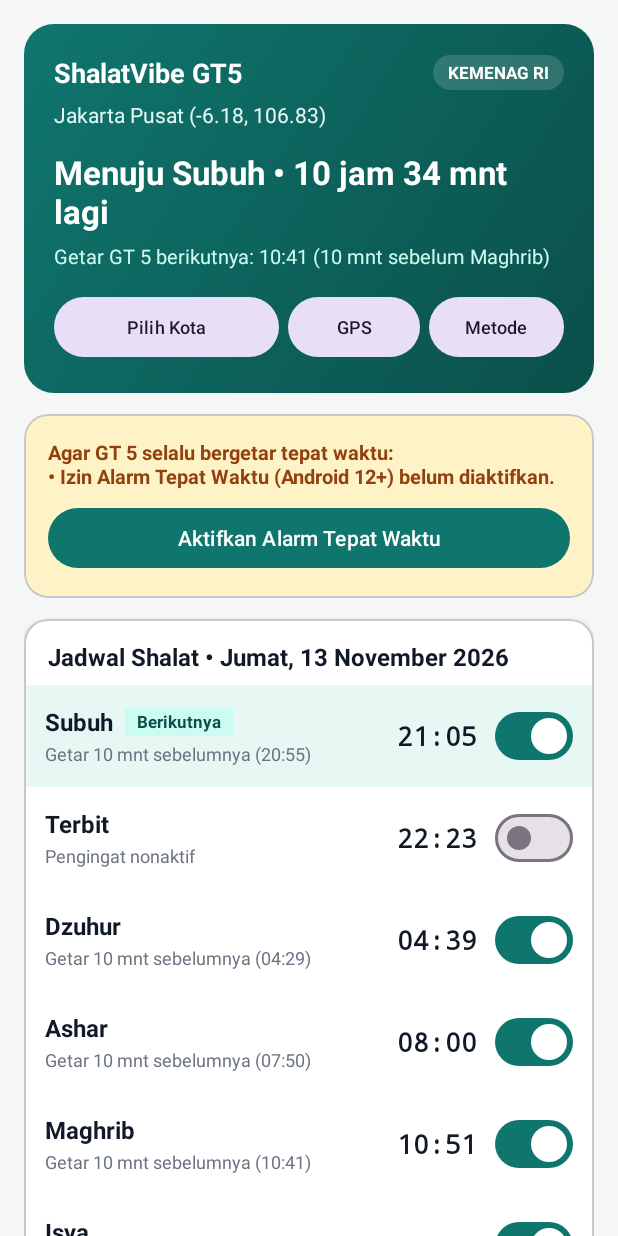
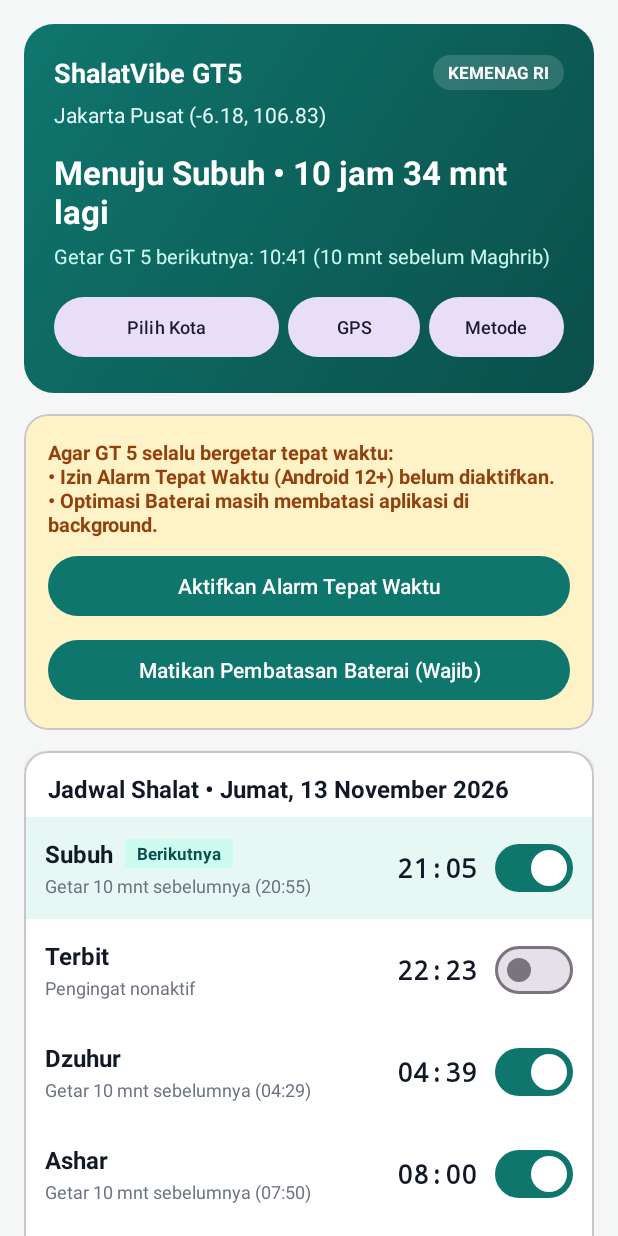
Before and after one commit to jodijhouranda/shalatvibe-gt5, an Android app: the screen it shows after launch (MainActivity), on a phone screen of 412 x 824 dp. Run offline under Robolectric (Android 15) with nearby library versions, the phone set to English and light mode, and no system bars.

Commit message:
Fix background alarm reliability: use AlarmClock, WakeLock, USE_EXACT_ALARM, and direct battery whitelist

```diff
--- a/app/src/main/AndroidManifest.xml
+++ b/app/src/main/AndroidManifest.xml
@@ -7,8 +7,12 @@
     <!-- Getar lokal di HP & channel notifikasi -->
     <uses-permission android:name="android.permission.VIBRATE" />
 
-    <!-- Alarm tepat waktu (Android 12+) -->
+    <!-- Alarm tepat waktu (Android 12+) dan otomatis untuk sideload (Android 13+) -->
     <uses-permission android:name="android.permission.SCHEDULE_EXACT_ALARM" />
+    <uses-permission android:name="android.permission.USE_EXACT_ALARM" />
+
+    <!-- Izin meminta pengecualian optimasi baterai langsung 1 ketuk -->
+    <uses-permission android:name="android.permission.REQUEST_IGNORE_BATTERY_OPTIMIZATIONS" />
 
     <!-- Menjaga jadwal tetap aktif setelah HP restart -->
     <uses-permission android:name="android.permission.RECEIVE_BOOT_COMPLETED" />
--- a/app/src/main/java/com/jadwalshalat/gt5/MainActivity.java
+++ b/app/src/main/java/com/jadwalshalat/gt5/MainActivity.java
@@ -104,6 +104,7 @@ public class MainActivity extends AppCompatActivity {
     protected void onResume() {
         super.onResume();
         refreshPermissionBanner();
+        AlarmScheduler.scheduleNext(this);
         refreshDashboard();
         countdownHandler.removeCallbacks(countdownTicker);
         countdownHandler.postDelayed(countdownTicker, 30_000L);
@@ -127,7 +128,8 @@ public class MainActivity extends AppCompatActivity {
         });
 
         binding.btnGrantExactAlarm.setOnClickListener(v -> openExactAlarmSettings());
-        binding.btnBatterySettings.setOnClickListener(v -> openBatterySettings());
+        binding.btnGrantBattery.setOnClickListener(v -> requestIgnoreBatteryOptimization());
+        binding.btnBatterySettings.setOnClickListener(v -> requestIgnoreBatteryOptimization());
 
         binding.btnTestNow.setOnClickListener(v -> {
             if (!NotificationHelper.hasNotificationPermission(this)) {
@@ -180,6 +182,12 @@ public class MainActivity extends AppCompatActivity {
             prefs.setUseIhtiyat(isChecked);
             rescheduleAndNotifyStatus();
         });
+
+        binding.switchAlarmClockMode.setOnCheckedChangeListener((buttonView, isChecked) -> {
+            if (isBindingUi) return;
+            prefs.setUseAlarmClockMode(isChecked);
+            rescheduleAndNotifyStatus();
+        });
     }
 
     private void bindSettingsControls() {
@@ -189,6 +197,7 @@ public class MainActivity extends AppCompatActivity {
             binding.switchOnTime.setChecked(prefs.isNotifyOnTime());
             binding.switchDoublePing.setChecked(prefs.isDoublePing());
             binding.switchIhtiyat.setChecked(prefs.isUseIhtiyat());
+            binding.switchAlarmClockMode.setChecked(prefs.isUseAlarmClockMode());
             selectMinuteChip(prefs.getPreReminderMinutes());
         } finally {
             isBindingUi = false;
@@ -227,8 +236,9 @@ public class MainActivity extends AppCompatActivity {
     private void refreshPermissionBanner() {
         boolean hasNotif = NotificationHelper.hasNotificationPermission(this);
         boolean hasExact = AlarmScheduler.canScheduleExactAlarms(this);
+        boolean ignoringBattery = AlarmScheduler.isIgnoringBatteryOptimizations(this);
 
-        if (hasNotif && hasExact) {
+        if (hasNotif && hasExact && ignoringBattery) {
             binding.cardPermissions.setVisibility(View.GONE);
             return;
         }
@@ -236,6 +246,7 @@ public class MainActivity extends AppCompatActivity {
         binding.cardPermissions.setVisibility(View.VISIBLE);
         binding.btnGrantNotification.setVisibility(hasNotif ? View.GONE : View.VISIBLE);
         binding.btnGrantExactAlarm.setVisibility(hasExact ? View.GONE : View.VISIBLE);
+        binding.btnGrantBattery.setVisibility(ignoringBattery ? View.GONE : View.VISIBLE);
 
         StringBuilder status = new StringBuilder("Agar GT 5 selalu bergetar tepat waktu:");
         if (!hasNotif) {
@@ -243,6 +254,9 @@ public class MainActivity extends AppCompatActivity {
         }
         if (!hasExact) {
             status.append("\n• Izin Alarm Tepat Waktu (Android 12+) belum diaktifkan.");
+        }
+        if (!ignoringBattery) {
+            status.append("\n• Optimasi Baterai masih membatasi aplikasi di background.");
         }
         binding.tvPermissionStatus.setText(status.toString());
     }
@@ -310,6 +324,7 @@ public class MainActivity extends AppCompatActivity {
         }
 
         renderPrayerRows(todaySchedule, nextPrayer, now);
+        binding.tvLastAlarmLog.setText("Log alarm terakhir: " + prefs.getLastAlarmLog());
     }
 
     private void renderPrayerRows(PrayerSchedule schedule, PrayerType nextPrayer, ZonedDateTime now) {
@@ -433,6 +448,16 @@ public class MainActivity extends AppCompatActivity {
         }
     }
 
+    private void requestIgnoreBatteryOptimization() {
+        try {
+            Intent intent = new Intent(Settings.ACTION_REQUEST_IGNORE_BATTERY_OPTIMIZATIONS);
+            intent.setData(Uri.parse("package:" + getPackageName()));
+            startActivity(intent);
+        } catch (Exception e) {
+            openBatterySettings();
+        }
+    }
+
     private void openBatterySettings() {
         try {
             Intent intent = new Intent(Settings.ACTION_IGNORE_BATTERY_OPTIMIZATION_SETTINGS);
--- a/app/src/main/java/com/jadwalshalat/gt5/data/PreferencesManager.java
+++ b/app/src/main/java/com/jadwalshalat/gt5/data/PreferencesManager.java
@@ -28,6 +28,8 @@ public final class PreferencesManager {
     private static final String KEY_NOTIFY_ON_TIME = "notify_on_time";
     private static final String KEY_DOUBLE_PING = "double_ping";
     private static final String KEY_REMINDER_ACTIVE = "reminder_active";
+    private static final String KEY_ALARM_CLOCK_MODE = "alarm_clock_mode";
+    private static final String KEY_LAST_ALARM_LOG = "last_alarm_log";
     private static final String KEY_PRAYER_PREFIX = "prayer_enabled_";
 
     private final SharedPreferences prefs;
@@ -128,6 +130,22 @@ public final class PreferencesManager {
         prefs.edit().putBoolean(KEY_REMINDER_ACTIVE, active).apply();
     }
 
+    public boolean isUseAlarmClockMode() {
+        return prefs.getBoolean(KEY_ALARM_CLOCK_MODE, true);
+    }
+
+    public void setUseAlarmClockMode(boolean enabled) {
+        prefs.edit().putBoolean(KEY_ALARM_CLOCK_MODE, enabled).apply();
+    }
+
+    public String getLastAlarmLog() {
+        return prefs.getString(KEY_LAST_ALARM_LOG, "Belum ada alarm otomatis yang tereksekusi.");
+    }
+
+    public void setLastAlarmLog(String log) {
+        prefs.edit().putString(KEY_LAST_ALARM_LOG, log).apply();
+    }
+
     public boolean isPrayerEnabled(PrayerType type) {
         return prefs.getBoolean(KEY_PRAYER_PREFIX + type.getPrefKey(), type.isDefaultEnabled());
     }
--- a/app/src/main/res/layout/activity_main.xml
+++ b/app/src/main/res/layout/activity_main.xml
@@ -150,6 +150,14 @@
                     android:layout_height="wrap_content"
                     android:layout_marginTop="8dp"
                     android:text="@string/btn_grant_exact_alarm"
+                    android:visibility="gone" />
+
+                <com.google.android.material.button.MaterialButton
+                    android:id="@+id/btnGrantBattery"
+                    android:layout_width="match_parent"
+                    android:layout_height="wrap_content"
+                    android:layout_marginTop="8dp"
+                    android:text="@string/btn_grant_battery"
                     android:visibility="gone" />
             </LinearLayout>
         </com.google.android.material.card.MaterialCardView>
@@ -346,6 +354,27 @@
                         android:layout_width="wrap_content"
                         android:layout_height="wrap_content" />
                 </LinearLayout>
+
+                <LinearLayout
+                    android:layout_width="match_parent"
+                    android:layout_height="wrap_content"
+                    android:layout_marginTop="8dp"
+                    android:gravity="center_vertical"
+                    android:orientation="horizontal">
+
+                    <TextView
+                        android:layout_width="0dp"
+                        android:layout_height="wrap_content"
+                        android:layout_weight="1"
+                        android:text="Mode Anti-Tidur (AlarmClock, wajib agar tidak telat saat layar mati)"
+                        android:textColor="@color/text_primary"
+                        android:textSize="14sp" />
+
+                    <com.google.android.material.materialswitch.MaterialSwitch
+                        android:id="@+id/switchAlarmClockMode"
+                        android:layout_width="wrap_content"
+                        android:layout_height="wrap_content" />
+                </LinearLayout>
             </LinearLayout>
         </com.google.android.material.card.MaterialCardView>
 
@@ -415,6 +444,14 @@
                     android:layout_height="wrap_content"
                     android:layout_marginTop="6dp"
                     android:text="@string/btn_battery_settings" />
+
+                <TextView
+                    android:id="@+id/tvLastAlarmLog"
+                    android:layout_width="match_parent"
+                    android:layout_height="wrap_content"
+                    android:layout_marginTop="8dp"
+                    android:textColor="@color/text_secondary"
+                    android:textSize="12sp" />
             </LinearLayout>
         </com.google.android.material.card.MaterialCardView>
 
--- a/app/src/main/res/values/strings.xml
+++ b/app/src/main/res/values/strings.xml
@@ -11,6 +11,7 @@
     <string name="btn_test_delayed">Tes 5 Detik (Kunci Layar)</string>
     <string name="btn_grant_notification">Aktifkan Izin Notifikasi</string>
     <string name="btn_grant_exact_alarm">Aktifkan Alarm Tepat Waktu</string>
+    <string name="btn_grant_battery">Matikan Pembatasan Baterai (Wajib)</string>
     <string name="btn_battery_settings">Buka Pengaturan Baterai</string>
 
     <string name="section_schedule">Jadwal Shalat Hari Ini</string>
```
Also changed, not shown: app/src/main/java/com/jadwalshalat/gt5/alarm/AlarmScheduler.java (+28 -5 lines), app/src/main/java/com/jadwalshalat/gt5/alarm/PrayerAlarmReceiver.java (+26 -0 lines).
